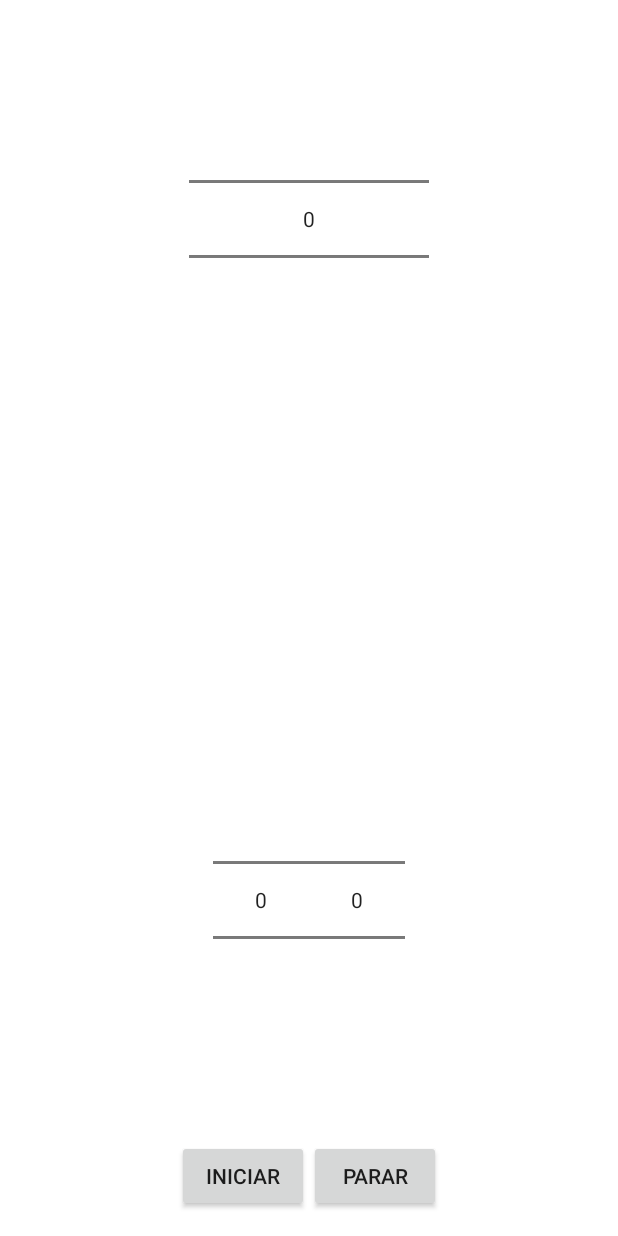
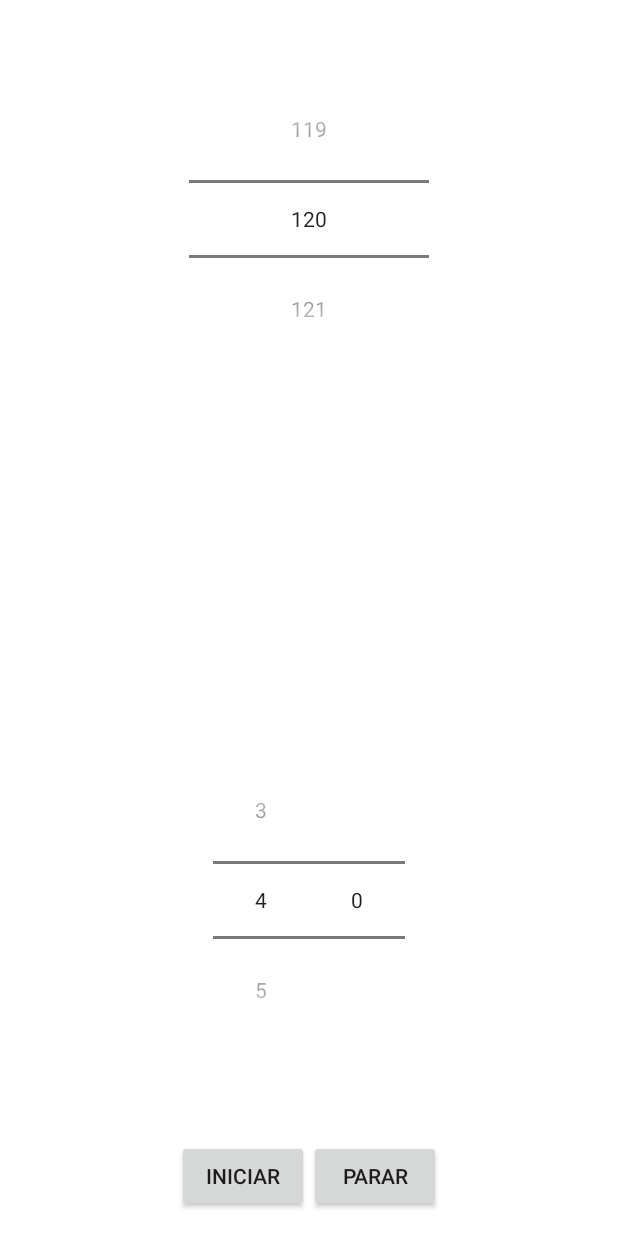
Before and after one commit to DroidFoundry/DroidMetronome, an Android app: the screen it shows after launch (MainActivity), after a tap on "INICIAR", on a phone screen of 412 x 824 dp. Run offline under Robolectric (Android 15) with nearby library versions, the phone set to English and light mode, and no system bars.

Commit message:
DroidMetronome funcional.

```diff
--- a/DroidMetronome/app/src/main/java/com/example/pedro/DroidMetronomo/control/FrontConversor.java
+++ b/DroidMetronome/app/src/main/java/com/example/pedro/DroidMetronomo/control/FrontConversor.java
@@ -34,11 +34,11 @@ public class FrontConversor {
     }
 
     public void setFrequenciaBPM(NumberPicker frequenciaPicker){
-        compasso.setFrequenciaBPM(120);
+        compasso.setFrequenciaBPM(frequenciaPicker.getValue());
     }
 
     public void setQuantidadeBatidas(NumberPicker frequenciaPicker){
-        compasso.setQuantidadeBatidas(4);
+        compasso.setQuantidadeBatidas(frequenciaPicker.getValue());
     }
 
 
--- a/DroidMetronome/app/src/main/java/com/example/pedro/DroidMetronomo/view/MainActivity.java
+++ b/DroidMetronome/app/src/main/java/com/example/pedro/DroidMetronomo/view/MainActivity.java
@@ -2,6 +2,7 @@ package com.example.pedro.DroidMetronomo.view;
 
 import android.app.Activity;
 import android.os.Bundle;
+import android.util.Log;
 import android.view.Menu;
 import android.view.MenuItem;
 import android.view.View;
@@ -17,10 +18,23 @@ public class MainActivity extends Activity {
     private Executer executer;
     private boolean inExecution;
 
+    private NumberPicker npBPM;
+    private NumberPicker npQntBatidas;
+
     @Override
     protected void onCreate(Bundle savedInstanceState) {
         super.onCreate(savedInstanceState);
         setContentView(R.layout.activity_main);
+
+        npBPM = (NumberPicker) findViewById(R.id.bpm);
+        npBPM.setMinValue(10);
+        npBPM.setMaxValue(300);
+        npBPM.setValue(120); //Padrão
+
+        npQntBatidas = (NumberPicker) findViewById(R.id.qntBatidas);
+        npQntBatidas.setMinValue(1);
+        npQntBatidas.setMaxValue(16);
+        npQntBatidas.setValue(4); // Padrão
 
         executer =  new Executer();
         inExecution = false;
@@ -32,19 +46,10 @@ public class MainActivity extends Activity {
      */
     public void executar(View view){
         if(!inExecution) {
-            // Pegando os valores dos numberPickers
-            NumberPicker npFreq = (NumberPicker) findViewById(R.id.numberPicker);
-            //npFreq.setMinValue(10);
-            //npFreq.setMaxValue(300);
-
-            NumberPicker npQntBatidas = (NumberPicker) findViewById(R.id.qntBatidas);
-            //npQntBatidas.setMinValue(1);
-            //npQntBatidas.setMaxValue(16);
-            //=====================================
 
             FrontConversor conversor = new FrontConversor();
             conversor.setSom(this);
-            conversor.setFrequenciaBPM(npFreq);
+            conversor.setFrequenciaBPM(npBPM);
             conversor.setQuantidadeBatidas(npQntBatidas);
 
             executer.preExecuter(this,conversor.toCompasso()); // preparar
--- a/DroidMetronome/app/src/main/res/values/strings.xml
+++ b/DroidMetronome/app/src/main/res/values/strings.xml
@@ -4,5 +4,5 @@
     <string name="hello_world">Hello world!</string>
     <string name="main_menu">Metronomo de teste</string>
     <string name="play">Iniciar</string>
-    <string name="title_activity_main_activity2">Teste</string>
+    <string name="title_activity_main_activity2">Metronomo</string>
 </resources>
```
